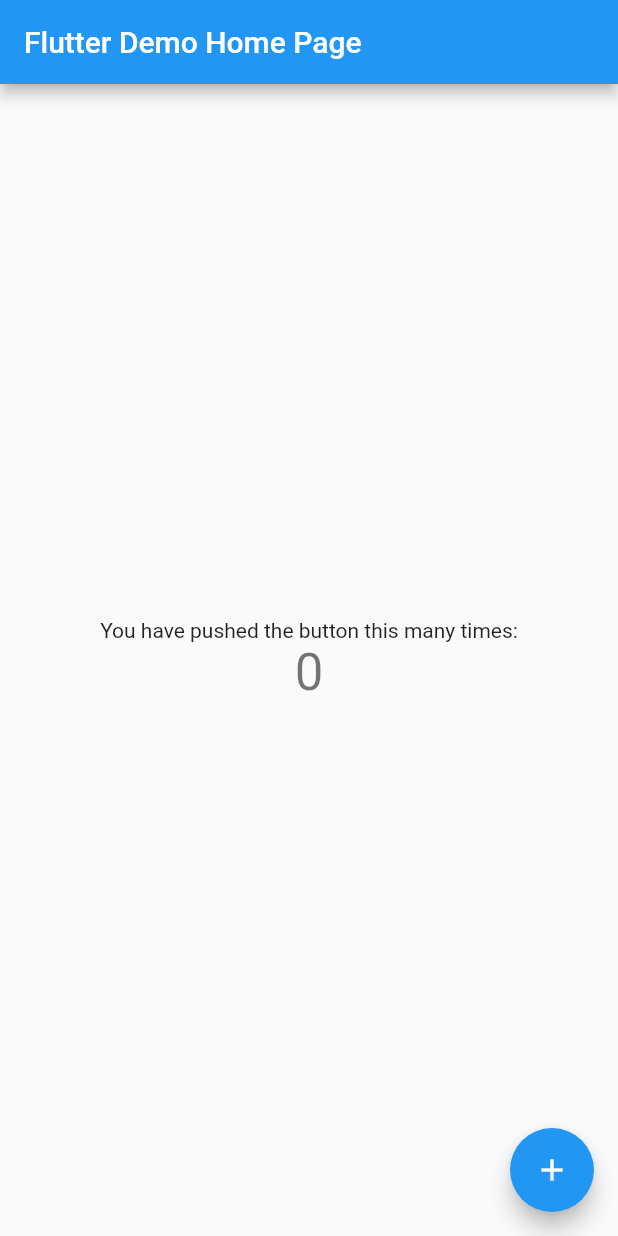
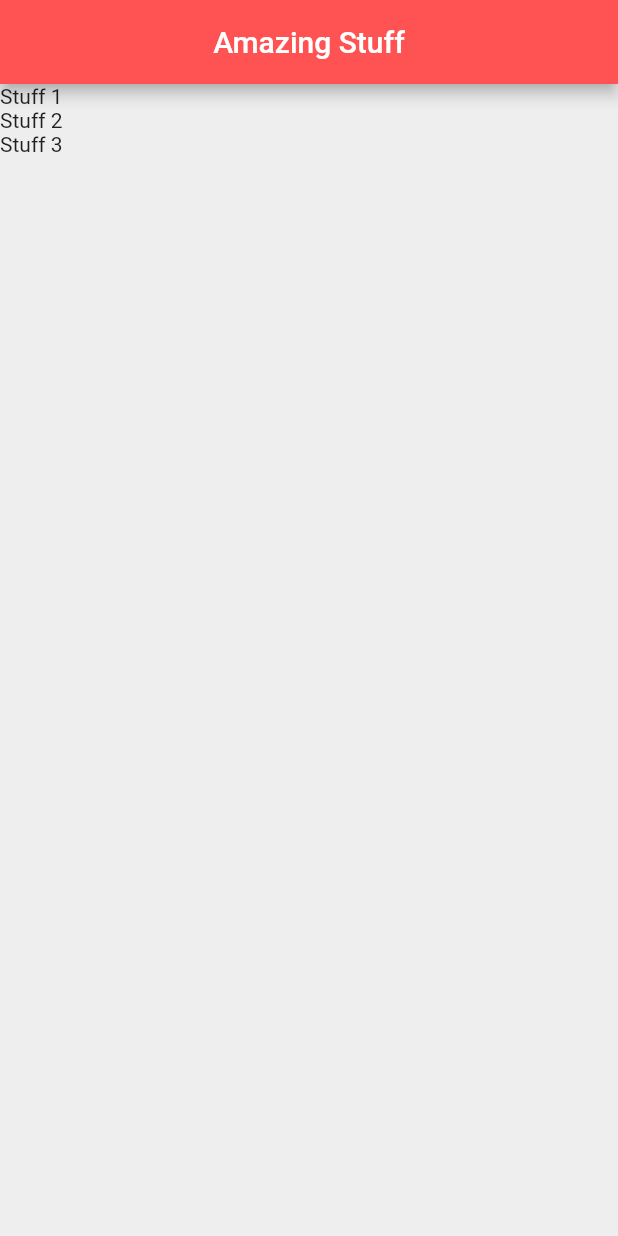
Before and after one commit to amalyuchik/list_app, a Flutter app: the screen it shows after launch, on a phone screen of 412 x 824 dp. Run offline on Flutter 3.47's test engine with Material 2 defaults, Android fonts, the phone set to English and light mode, and no system bars.

Commit message:
Created first list

```diff
--- a/lib/main.dart
+++ b/lib/main.dart
@@ -1,113 +1,36 @@
 import 'package:flutter/material.dart';
 
-void main() {
-  runApp(MyApp());
+void main() => runApp(
+  MaterialApp(
+    home: StuffList(),
+  )
+);
+
+class StuffList extends StatefulWidget {
+  @override
+  _StuffListState createState() => _StuffListState();
 }
 
-class MyApp extends StatelessWidget {
-  // This widget is the root of your application.
+class _StuffListState extends State<StuffList> {
+
+  List<String> stuff = [
+    'Stuff 1',
+    'Stuff 2',
+    'Stuff 3'
+  ];
+
   @override
   Widget build(BuildContext context) {
-    return MaterialApp(
-      title: 'Flutter Demo',
-      theme: ThemeData(
-        // This is the theme of your application.
-        //
-        // Try running your application with "flutter run". You'll see the
-        // application has a blue toolbar. Then, without quitting the app, try
-        // changing the primarySwatch below to Colors.green and then invoke
-        // "hot reload" (press "r" in the console where you ran "flutter run",
-        // or simply save your changes to "hot reload" in a Flutter IDE).
-        // Notice that the counter didn't reset back to zero; the application
-        // is not restarted.
-        primarySwatch: Colors.blue,
+    return Scaffold(
+      backgroundColor: Colors.grey[200],
+      appBar: AppBar(
+        title: Text('Amazing Stuff'),
+        centerTitle: true,
+        backgroundColor: Colors.redAccent,
       ),
-      home: MyHomePage(title: 'Flutter Demo Home Page'),
+      body: Column(
+        children: stuff.map((item) => Text(item)).toList(),
+      ),
     );
   }
 }
-
-class MyHomePage extends StatefulWidget {
-  MyHomePage({Key key, this.title}) : super(key: key);
-
-  // This widget is the home page of your application. It is stateful, meaning
-  // that it has a State object (defined below) that contains fields that affect
-  // how it looks.
-
-  // This class is the configuration for the state. It holds the values (in this
-  // case the title) provided by the parent (in this case the App widget) and
-  // used by the build method of the State. Fields in a Widget subclass are
-  // always marked "final".
-
-  final String title;
-
-  @override
-  _MyHomePageState createState() => _MyHomePageState();
-}
-
-class _MyHomePageState extends State<MyHomePage> {
-  int _counter = 0;
-
-  void _incrementCounter() {
-    setState(() {
-      // This call to setState tells the Flutter framework that something has
-      // changed in this State, which causes it to rerun the build method below
-      // so that the display can reflect the updated values. If we changed
-      // _counter without calling setState(), then the build method would not be
-      // called again, and so nothing would appear to happen.
-      _counter++;
-    });
-  }
-
-  @override
-  Widget build(BuildContext context) {
-    // This method is rerun every time setState is called, for instance as done
-    // by the _incrementCounter method above.
-    //
-    // The Flutter framework has been optimized to make rerunning build methods
-    // fast, so that you can just rebuild anything that needs updating rather
-    // than having to individually change instances of widgets.
-    return Scaffold(
-      appBar: AppBar(
-        // Here we take the value from the MyHomePage object that was created by
-        // the App.build method, and use it to set our appbar title.
-        title: Text(widget.title),
-      ),
-      body: Center(
-        // Center is a layout widget. It takes a single child and positions it
-        // in the middle of the parent.
-        child: Column(
-          // Column is also a layout widget. It takes a list of children and
-          // arranges them vertically. By default, it sizes itself to fit its
-          // children horizontally, and tries to be as tall as its parent.
-          //
-          // Invoke "debug painting" (press "p" in the console, choose the
-          // "Toggle Debug Paint" action from the Flutter Inspector in Android
-          // Studio, or the "Toggle Debug Paint" command in Visual Studio Code)
-          // to see the wireframe for each widget.
-          //
-          // Column has various properties to control how it sizes itself and
-          // how it positions its children. Here we use mainAxisAlignment to
-          // center the children vertically; the main axis here is the vertical
-          // axis because Columns are vertical (the cross axis would be
-          // horizontal).
-          mainAxisAlignment: MainAxisAlignment.center,
-          children: <Widget>[
-            Text(
-              'You have pushed the button this many times:',
-            ),
-            Text(
-              '$_counter',
-              style: Theme.of(context).textTheme.headline4,
-            ),
-          ],
-        ),
-      ),
-      floatingActionButton: FloatingActionButton(
-        onPressed: _incrementCounter,
-        tooltip: 'Increment',
-        child: Icon(Icons.add),
-      ), // This trailing comma makes auto-formatting nicer for build methods.
-    );
-  }
-}
```
Also changed, not shown: 1 other file.
